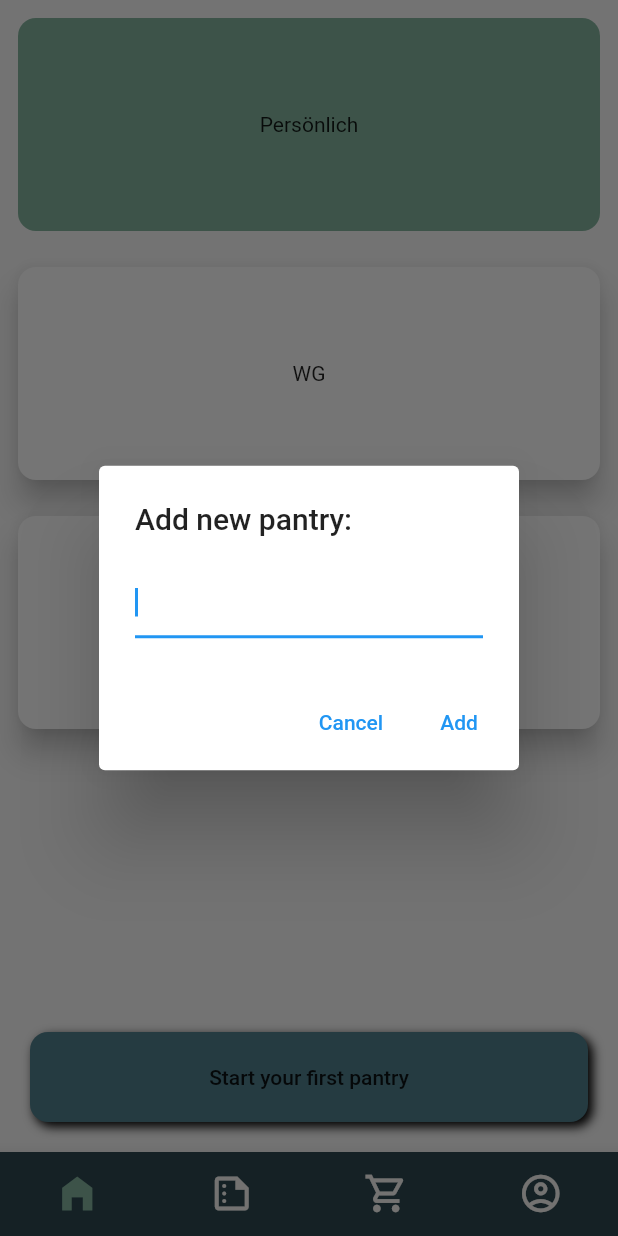
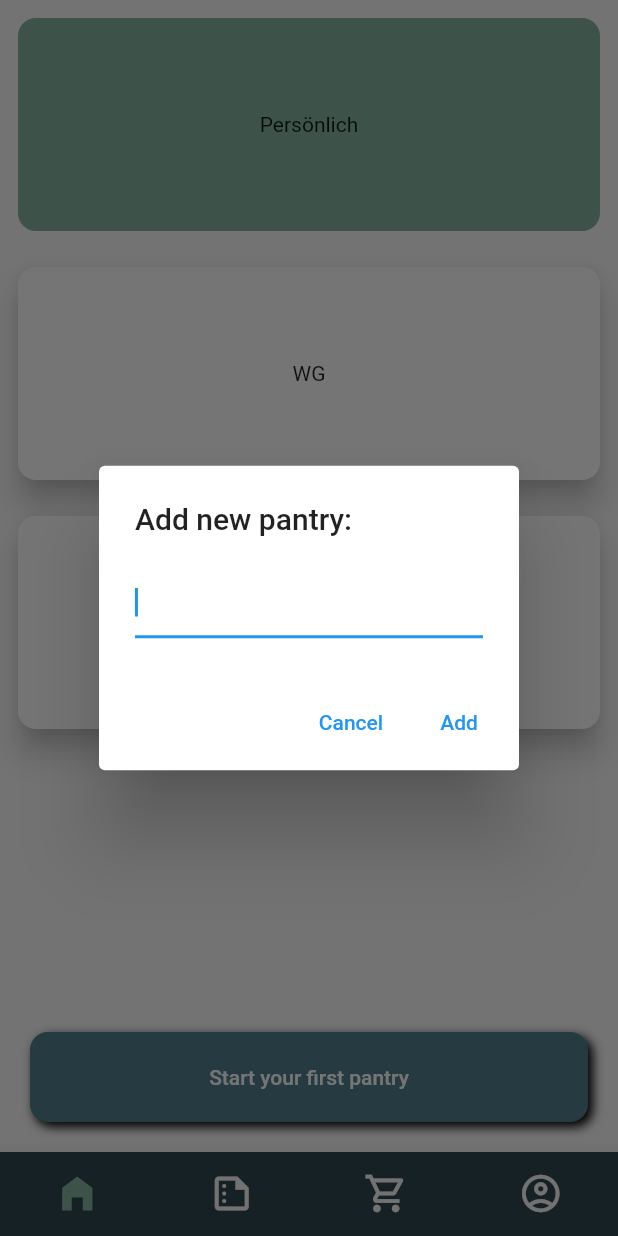
Before and after one commit to JMPorcher/shared-pantry, a Flutter app: the screen it shows after launch, after a tap on "Start your first pantry", on a phone screen of 412 x 824 dp. Run offline on Flutter 3.47's test engine with Material 2 defaults, Android fonts, the phone set to English and light mode, and no system bars; our stand-ins replace firebase_auth, firebase_core, flutter_svg, shared_preferences; accounts and stored records are empty.

Commit message:
OFFICE. Pantry JSON model was updated. Button text color was corrected.

```diff
--- a/lib/screens/overview_screen.dart
+++ b/lib/screens/overview_screen.dart
@@ -45,7 +45,7 @@ class OverviewScreen extends StatelessWidget {
                 } ),
           ),
           SpButton(
-            child: const Text('Start your first pantry'),
+            child: const Text('Start your first pantry', style: TextStyle(color: Colors.white)),
             onTap: () {
               showDialog(context: context, builder: (BuildContext context) => AddPantryDialog());
             },)
--- a/lib/screens/pantry_screen.dart
+++ b/lib/screens/pantry_screen.dart
@@ -61,8 +61,8 @@ class PantryScreen extends StatelessWidget {
                 ),
                 SpButton(
                   child: currentCategoryList.isEmpty
-                  ? const Text('Add your first category')
-                  : const Text('Add a category'),
+                  ? const Text('Add your first category', style: TextStyle(color: Colors.white))
+                  : const Text('Add a category', style: TextStyle(color: Colors.white)),
                   onTap: () {
                     showDialog(context: context, builder: (BuildContext context) => AddCategoryDialog(currentCategoryList));
                   },),
--- a/lib/screens/shopping_screen.dart
+++ b/lib/screens/shopping_screen.dart
@@ -1,7 +1,7 @@
 import 'package:flutter/material.dart';
 import 'package:provider/provider.dart';
 import 'package:shared_pantry/constants.dart';
-import 'package:shared_pantry/widgets/shopping_item_quickadd_view.dart';
+import 'package:shared_pantry/widgets/quickadd_view.dart';
 
 import '../models/item.dart';
 import '../models/pantry.dart';
```
Also changed, not shown: lib/widgets/quickadd_view.dart (renamed from lib/widgets/shopping_item_quickadd_view.dart), 1 other file.
